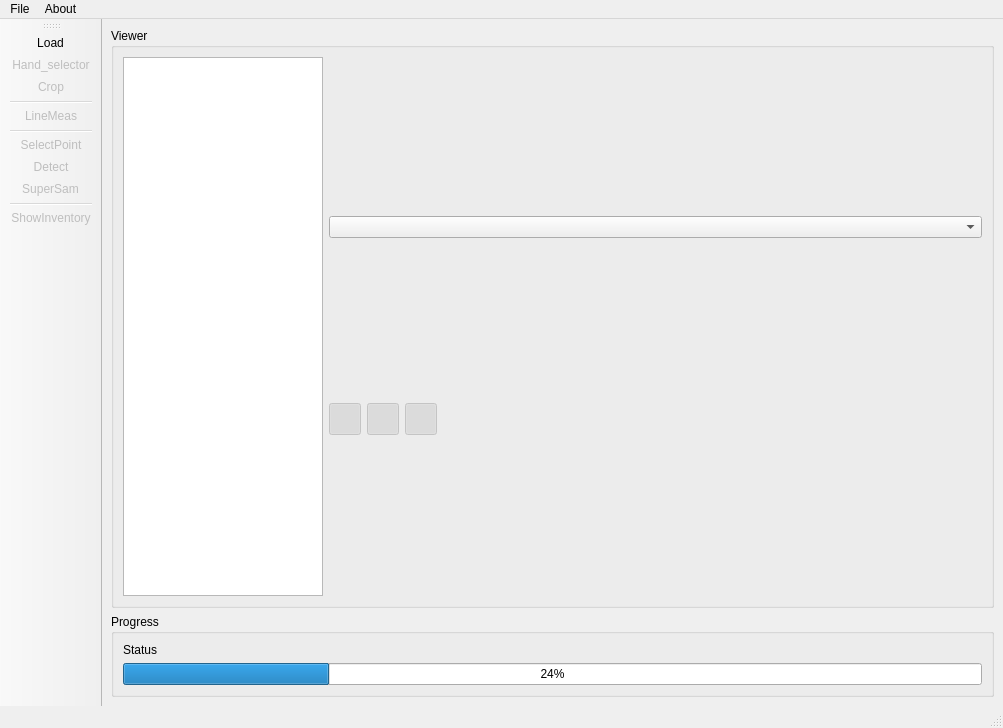
First picture: the form in ui/volume.ui, repository s-du/SkyStock, before the edit.
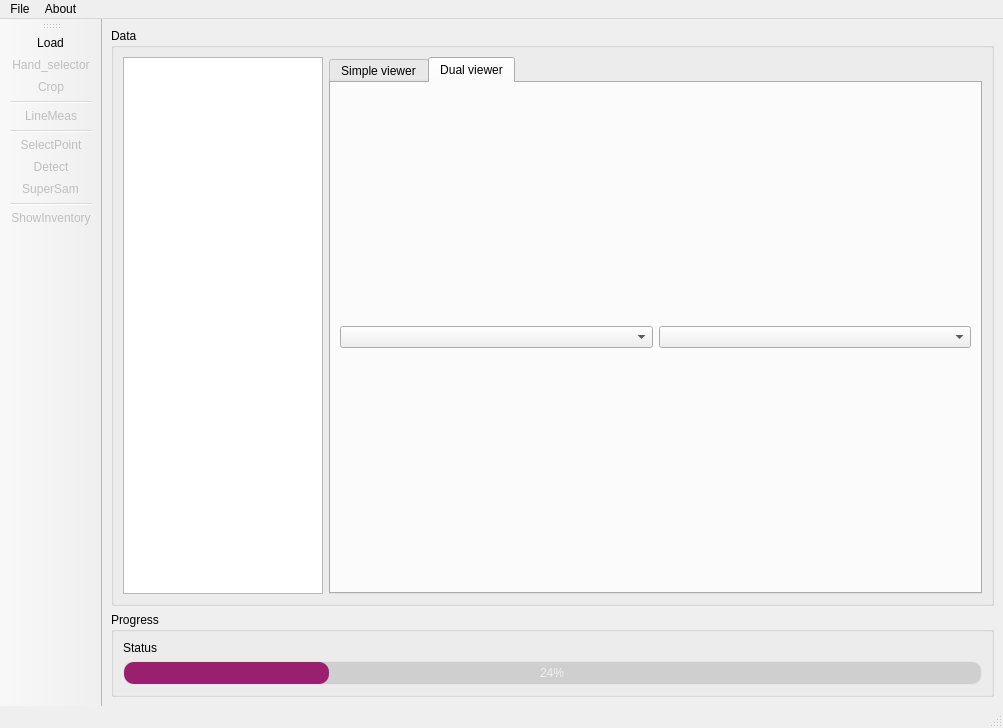
Second picture: the form after the edit. The open tabs and pages were chosen to show the change.

Commit message: dual viewer added

```diff
--- a/ui/volume.ui
+++ b/ui/volume.ui
@@ -16,6 +16,82 @@
   <property name="windowTitle">
    <string>SkyStock</string>
   </property>
+  <property name="styleSheet">
+   <string notr="true">QPushButton{
+border-style: solid;
+border-top-color: qlineargradient(spread:pad, x1:0.5, y1:1, x2:0.5, y2:0, stop:0 rgb(215, 215, 215), stop:1 rgb(222, 222, 222));
+border-right-color: qlineargradient(spread:pad, x1:0, y1:0.5, x2:1, y2:0.5, stop:0 rgb(217, 217, 217), stop:1 rgb(227, 227, 227));
+border-left-color: qlineargradient(spread:pad, x1:0, y1:0.5, x2:1, y2:0.5, stop:0 rgb(227, 227, 227), stop:1 rgb(217, 217, 217));
+border-bottom-color: qlineargradient(spread:pad, x1:0.5, y1:1, x2:0.5, y2:0, stop:0 rgb(215, 215, 215), stop:1 rgb(222, 222, 222));
+border-width: 1px;
+border-radius: 5px;
+color: rgb(0,0,0);
+padding: 2px;
+background-color: rgb(255,255,255);
+}
+QPushButton::default{
+border-style: solid;
+border-top-color: qlineargradient(spread:pad, x1:0.5, y1:1, x2:0.5, y2:0, stop:0 rgb(215, 215, 215), stop:1 rgb(222, 222, 222));
+border-right-color: qlineargradient(spread:pad, x1:0, y1:0.5, x2:1, y2:0.5, stop:0 rgb(217, 217, 217), stop:1 rgb(227, 227, 227));
+border-left-color: qlineargradient(spread:pad, x1:0, y1:0.5, x2:1, y2:0.5, stop:0 rgb(227, 227, 227), stop:1 rgb(217, 217, 217));
+border-bottom-color: qlineargradient(spread:pad, x1:0.5, y1:1, x2:0.5, y2:0, stop:0 rgb(215, 215, 215), stop:1 rgb(222, 222, 222));
+border-width: 1px;
+border-radius: 5px;
+color: rgb(0,0,0);
+padding: 2px;
+background-color: rgb(255,255,255);
+}
+QPushButton:hover{
+border-style: solid;
+border-color: #B9256F;
+border-width: 1px;
+border-radius: 5px;
+color: rgb(0,0,0);
+padding: 2px;
+background-color: rgb(255,255,255);
+}
+QPushButton:pressed{
+border-style: solid;
+border-top-color: qlineargradient(spread:pad, x1:0.5, y1:1, x2:0.5, y2:0, stop:0 rgb(215, 215, 215), stop:1 rgb(222, 222, 222));
+border-right-color: qlineargradient(spread:pad, x1:0, y1:0.5, x2:1, y2:0.5, stop:0 rgb(217, 217, 217), stop:1 rgb(227, 227, 227));
+border-left-color: qlineargradient(spread:pad, x1:0, y1:0.5, x2:1, y2:0.5, stop:0 rgb(227, 227, 227), stop:1 rgb(217, 217, 217));
+border-bottom-color: qlineargradient(spread:pad, x1:0.5, y1:1, x2:0.5, y2:0, stop:0 rgb(215, 215, 215), stop:1 rgb(222, 222, 222));
+border-width: 1px;
+border-radius: 5px;
+color: rgb(0,0,0);
+padding: 2px;
+background-color: rgb(142,142,142);
+}
+QPushButton:disabled{
+border-style: solid;
+border-top-color: qlineargradient(spread:pad, x1:0.5, y1:1, x2:0.5, y2:0, stop:0 rgb(215, 215, 215), stop:1 rgb(222, 222, 222));
+border-right-color: qlineargradient(spread:pad, x1:0, y1:0.5, x2:1, y2:0.5, stop:0 rgb(217, 217, 217), stop:1 rgb(227, 227, 227));
+border-left-color: qlineargradient(spread:pad, x1:0, y1:0.5, x2:1, y2:0.5, stop:0 rgb(227, 227, 227), stop:1 rgb(217, 217, 217));
+border-bottom-color: qlineargradient(spread:pad, x1:0.5, y1:1, x2:0.5, y2:0, stop:0 rgb(215, 215, 215), stop:1 rgb(222, 222, 222));
+border-width: 1px;
+border-radius: 5px;
+color: #bbb;
+padding: 2px;
+background-color: #ddd;
+}
+
+
+QProgressBar {
+text-align: center;
+color: rgb(240, 240, 240);
+border-width: 1px; 
+border-radius: 10px;
+border-color: rgb(230, 230, 230);
+border-style: solid;
+background-color:rgb(207,207,207);
+}
+
+QProgressBar:chunk {
+background-color:#9B1F6F;
+border-radius: 10px;
+}
+</string>
+  </property>
   <widget class="QWidget" name="centralwidget">
    <layout class="QGridLayout" name="gridLayout">
     <item row="1" column="0" colspan="2">
@@ -68,7 +144,7 @@
     <item row="0" column="0" colspan="2">
      <widget class="QGroupBox" name="groupBox_2">
       <property name="title">
-       <string>Viewer</string>
+       <string>Data</string>
       </property>
       <layout class="QHBoxLayout" name="horizontalLayout">
        <item>
@@ -88,6 +164,16 @@
         </widget>
        </item>
        <item>
+        <widget class="QTabWidget" name="tabWidget">
+         <property name="currentIndex">
+          <number>0</number>
+         </property>
+         <widget class="QWidget" name="tab">
+          <attribute name="title">
+           <string>Simple viewer</string>
+          </attribute>
+          <layout class="QVBoxLayout" name="verticalLayout_2">
+           <item>
         <layout class="QVBoxLayout" name="verticalLayout">
          <item>
           <widget class="QComboBox" name="comboBox"/>
@@ -203,6 +289,31 @@
           <layout class="QHBoxLayout" name="horizontalLayout_2"/>
          </item>
         </layout>
+           </item>
+          </layout>
+         </widget>
+         <widget class="QWidget" name="tab_2">
+          <attribute name="title">
+           <string>Dual viewer</string>
+          </attribute>
+          <layout class="QVBoxLayout" name="verticalLayout_5">
+           <item>
+            <layout class="QVBoxLayout" name="verticalLayout_4">
+             <item>
+              <layout class="QHBoxLayout" name="horizontalLayout_4">
+               <item>
+                <widget class="QComboBox" name="comboBox_3"/>
+               </item>
+               <item>
+                <widget class="QComboBox" name="comboBox_2"/>
+               </item>
+              </layout>
+             </item>
+            </layout>
+           </item>
+          </layout>
+         </widget>
+        </widget>
        </item>
       </layout>
      </widget>
```
Lines whose indentation alone changed are shown as unchanged. The commit also changes 2 other files.
